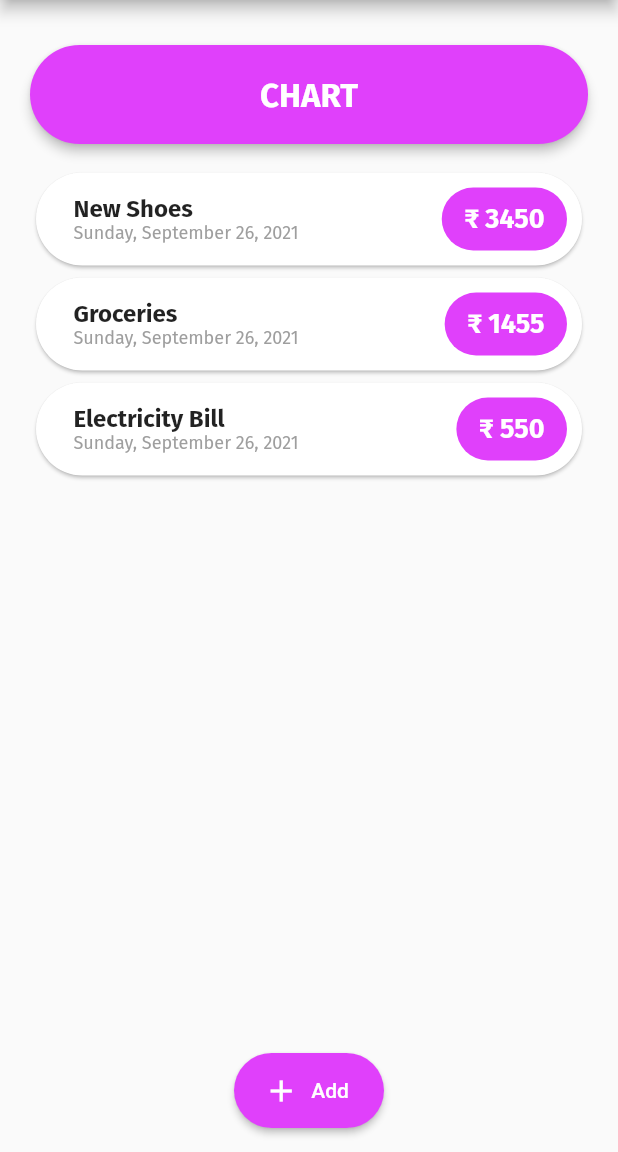
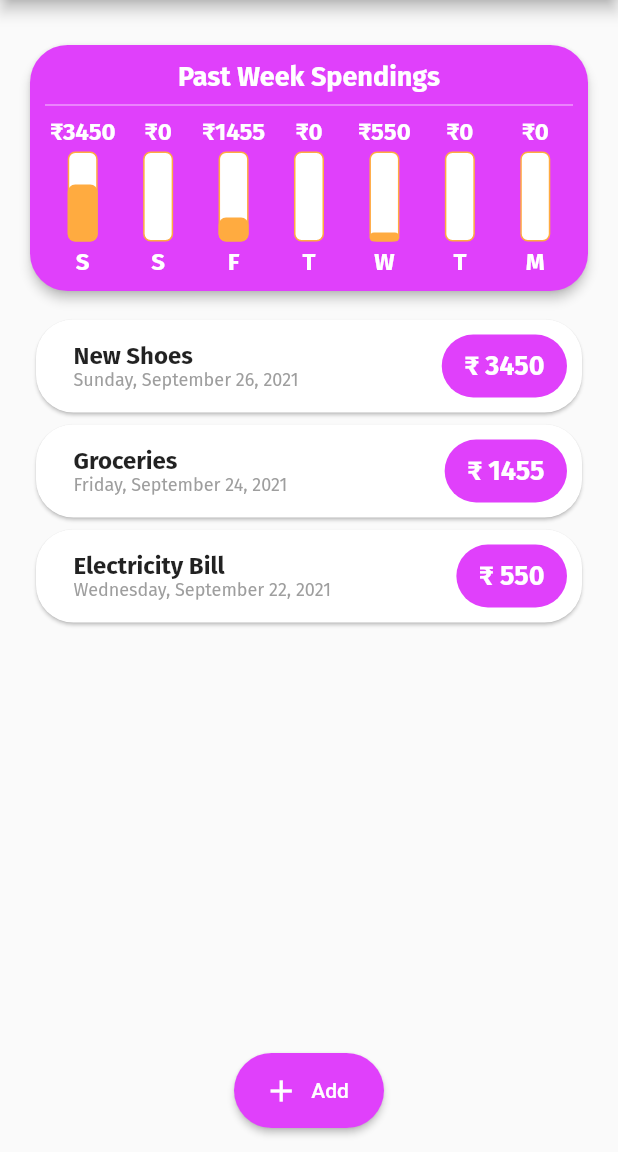
Before and after one commit to ANSH4195/expense-tracker, a Flutter app: the screen it shows after launch, on a phone screen of 412 x 824 dp, the part 84-1236 px from its top. Run offline on Flutter 3.47's test engine with Material 2 defaults, Android fonts, the phone set to English and light mode, and no system bars; project files that could hold a hidden picture were left out.

Commit message:
Chart Widget complete

```diff
--- a/lib/chart.dart
+++ /dev/null
@@ -1,29 +0,0 @@
-import 'package:flutter/material.dart';
-
-class Chart extends StatelessWidget {
-  const Chart({Key? key}) : super(key: key);
-
-  @override
-  Widget build(BuildContext context) {
-    return Card(
-      color: Theme.of(context).colorScheme.secondary,
-      margin: EdgeInsets.only(bottom: 15),
-      shape: RoundedRectangleBorder(
-        borderRadius: BorderRadius.circular(50),
-      ),
-      elevation: 3,
-      child: Center(
-        child: Padding(
-          padding: EdgeInsets.symmetric(vertical: 20, horizontal: 15),
-          child: Text(
-            "CHART",
-            style: TextStyle(
-              fontSize: 22,
-              color: Colors.white,
-            ),
-          ),
-        ),
-      ),
-    );
-  }
-}
--- /dev/null
+++ b/lib/chart_widgets/chart_bar.dart
@@ -0,0 +1,65 @@
+import 'package:flutter/material.dart';
+
+class ChartBar extends StatelessWidget {
+  final String label;
+  final int spent;
+  final double spentPercentage;
+  const ChartBar(
+      {Key? key,
+      required this.label,
+      required this.spent,
+      required this.spentPercentage})
+      : super(key: key);
+
+  @override
+  Widget build(BuildContext context) {
+    return Column(
+      children: [
+        FittedBox(
+          child: Text(
+            '₹$spent',
+            style: TextStyle(
+              color: Colors.white,
+            ),
+          ),
+        ),
+        SizedBox(height: 4),
+        SizedBox(
+          height: 60,
+          width: 20,
+          child: Stack(
+            alignment: AlignmentDirectional.bottomCenter,
+            children: [
+              Container(
+                decoration: BoxDecoration(
+                  border: Border.all(
+                    color: Colors.orangeAccent,
+                    width: 1,
+                  ),
+                  color: Colors.white,
+                  borderRadius: BorderRadius.circular(5),
+                ),
+              ),
+              FractionallySizedBox(
+                heightFactor: spentPercentage,
+                child: Container(
+                  decoration: BoxDecoration(
+                    color: Colors.orangeAccent,
+                    borderRadius: BorderRadius.circular(5),
+                  ),
+                ),
+              ),
+            ],
+          ),
+        ),
+        SizedBox(height: 4),
+        Text(
+          label,
+          style: TextStyle(
+            color: Colors.white,
+          ),
+        ),
+      ],
+    );
+  }
+}
--- /dev/null
+++ b/lib/chart_widgets/chart_list.dart
@@ -0,0 +1,76 @@
+import 'package:flutter/material.dart';
+import 'package:intl/intl.dart';
+
+import '../models/transaction.dart';
+import './chart_bar.dart';
+
+class ChartList extends StatelessWidget {
+  final List<Transaction> recentTransactions;
+  const ChartList(this.recentTransactions, {Key? key}) : super(key: key);
+
+  List<Map<String, Object>> get chartValues {
+    return List.generate(7, (index) {
+      final weekDay = DateTime.now().subtract(Duration(days: index));
+      int daySum = 0;
+      for (var trx in recentTransactions) {
+        if (DateFormat.yMd().format(trx.date) ==
+            DateFormat.yMd().format(weekDay)) {
+          daySum += trx.amount;
+        }
+      }
+
+      return {
+        'day': DateFormat.E().format(weekDay).substring(0, 1),
+        'amount': daySum,
+      };
+    });
+  }
+
+  int get totalSpendings {
+    return chartValues.fold(
+      0,
+      (previousValue, trx) => previousValue + (trx['amount'] as int),
+    );
+  }
+
+  @override
+  Widget build(BuildContext context) {
+    return Card(
+      color: Theme.of(context).colorScheme.secondary,
+      margin: EdgeInsets.only(bottom: 15),
+      shape: RoundedRectangleBorder(
+        borderRadius: BorderRadius.circular(25),
+      ),
+      elevation: 3,
+      child: Padding(
+        padding: const EdgeInsets.all(10),
+        child: Column(
+          children: [
+            Text(
+              'Past Week Spendings',
+              textAlign: TextAlign.center,
+              style: Theme.of(context).textTheme.bodyText1,
+            ),
+            Divider(
+              color: Colors.white70,
+            ),
+            Row(
+              mainAxisAlignment: MainAxisAlignment.spaceAround,
+              children: chartValues.map((trx) {
+                final percent = (trx['amount'] as int) / totalSpendings;
+                return Flexible(
+                  fit: FlexFit.tight,
+                  child: ChartBar(
+                    label: (trx['day'] as String),
+                    spent: (trx['amount'] as int),
+                    spentPercentage: percent,
+                  ),
+                );
+              }).toList(),
+            ),
+          ],
+        ),
+      ),
+    );
+  }
+}
--- a/lib/main.dart
+++ b/lib/main.dart
@@ -2,7 +2,7 @@ import 'dart:math';
 
 import 'package:flutter/material.dart';
 
-import './chart.dart';
+import './chart_widgets/chart_list.dart';
 import './models/transaction.dart';
 import './transaction_widgets/transaction_add.dart';
 import './transaction_widgets/transaction_list.dart';
@@ -58,21 +58,31 @@ class _MyHomePageState extends State<MyHomePage> {
       id: 'AEX564',
       title: "New Shoes",
       amount: 3450,
-      date: DateTime.now(),
+      date: DateTime.now().subtract(Duration(days: 0)),
     ),
     Transaction(
       id: 'HYA599',
       title: "Groceries",
       amount: 1455,
-      date: DateTime.now(),
+      date: DateTime.now().subtract(Duration(days: 2)),
     ),
     Transaction(
       id: 'OIJ932',
       title: "Electricity Bill",
       amount: 550,
-      date: DateTime.now(),
+      date: DateTime.now().subtract(Duration(days: 4)),
     ),
   ];
+
+  List<Transaction> get _lastWeekTransactions {
+    return _transactions.where((trx) {
+      return trx.date.isAfter(
+        DateTime.now().subtract(
+          Duration(days: 7),
+        ),
+      );
+    }).toList();
+  }
 
   void _addTransaction(String title, int amount) {
     Random rng = Random();
@@ -115,7 +125,7 @@ class _MyHomePageState extends State<MyHomePage> {
         child: SingleChildScrollView(
           child: Column(
             children: [
-              Chart(),
+              ChartList(_lastWeekTransactions),
               TransactionList(_transactions),
             ],
           ),
--- a/lib/transaction_widgets/transaction_item.dart
+++ b/lib/transaction_widgets/transaction_item.dart
@@ -16,7 +16,7 @@ class TransactionItem extends StatelessWidget {
   Widget build(BuildContext context) {
     return Card(
       shape: RoundedRectangleBorder(
-        borderRadius: BorderRadius.circular(50),
+        borderRadius: BorderRadius.circular(25),
       ),
       child: Padding(
         padding: const EdgeInsets.all(10),
@@ -45,7 +45,7 @@ class TransactionItem extends StatelessWidget {
                 style: Theme.of(context).textTheme.bodyText1,
               ),
               decoration: BoxDecoration(
-                borderRadius: BorderRadius.all(Radius.circular(50)),
+                borderRadius: BorderRadius.all(Radius.circular(25)),
                 color: Theme.of(context).colorScheme.secondary,
               ),
               padding: EdgeInsets.symmetric(vertical: 10, horizontal: 15),
--- a/lib/transaction_widgets/transaction_list.dart
+++ b/lib/transaction_widgets/transaction_list.dart
@@ -10,7 +10,7 @@ class TransactionList extends StatelessWidget {
   @override
   Widget build(BuildContext context) {
     return SizedBox(
-      height: 550,
+      height: 450,
       child: ListView.builder(
         itemBuilder: (context, index) {
           return TransactionItem(
```
